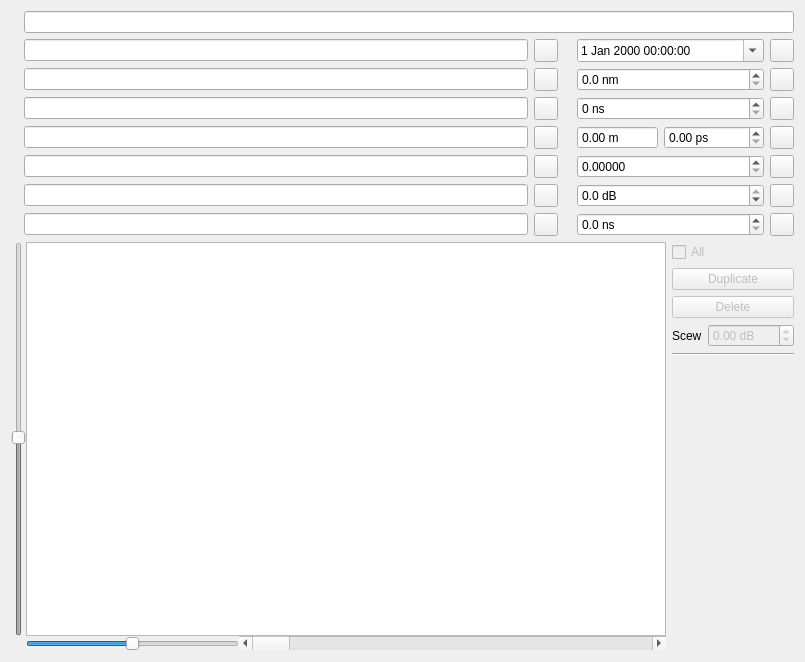
Before: the Qt Designer form gui/reflectogramwidget.ui in agarb7/Profes.SOR, drawn with Qt 5.
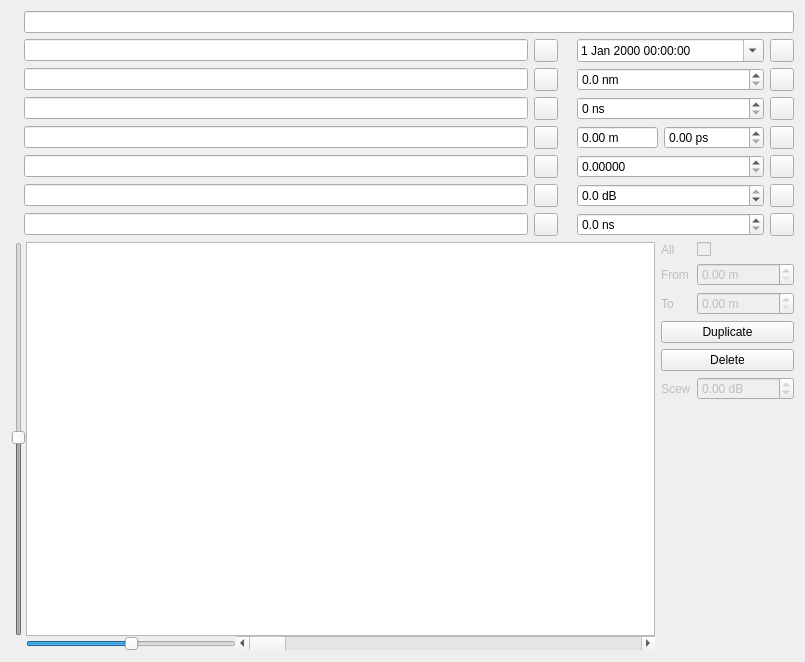
After: the same form once the commit is applied. Custom widgets are drawn as their Qt base class.

Patch:
```diff
--- a/gui/reflectogramwidget.ui
+++ b/gui/reflectogramwidget.ui
@@ -416,10 +416,10 @@
          <item>
           <widget class="QSlider" name="traceHorZoom">
            <property name="minimum">
-            <number>-10</number>
+            <number>-20</number>
            </property>
            <property name="maximum">
-            <number>10</number>
+            <number>20</number>
            </property>
            <property name="pageStep">
             <number>1</number>
@@ -450,47 +450,78 @@
       </layout>
      </item>
      <item>
-      <layout class="QVBoxLayout" name="verticalLayout">
-       <item>
-        <widget class="QCheckBox" name="traceAllCheck">
+      <layout class="QFormLayout" name="formLayout_3">
+       <item row="1" column="0">
+        <widget class="QLabel" name="traceSelFromLabel">
          <property name="enabled">
           <bool>false</bool>
          </property>
          <property name="text">
-          <string>All</string>
+          <string>From</string>
          </property>
         </widget>
        </item>
-       <item>
+       <item row="1" column="1">
+        <widget class="QDoubleSpinBox" name="traceSelFromEdit">
+         <property name="enabled">
+          <bool>false</bool>
+         </property>
+         <property name="suffix">
+          <string> m</string>
+         </property>
+         <property name="maximum">
+          <double>999999999.000000000000000</double>
+         </property>
+        </widget>
+       </item>
+       <item row="2" column="0">
+        <widget class="QLabel" name="traceSelToLabel">
+         <property name="enabled">
+          <bool>false</bool>
+         </property>
+         <property name="text">
+          <string>To</string>
+         </property>
+        </widget>
+       </item>
+       <item row="2" column="1">
+        <widget class="QDoubleSpinBox" name="traceSelToEdit">
+         <property name="enabled">
+          <bool>false</bool>
+         </property>
+         <property name="suffix">
+          <string> m</string>
+         </property>
+         <property name="maximum">
+          <double>999999999.000000000000000</double>
+         </property>
+        </widget>
+       </item>
+       <item row="3" column="0" colspan="2">
         <widget class="QPushButton" name="traceDuplicateBtn">
-         <property name="enabled">
-          <bool>false</bool>
-         </property>
          <property name="text">
           <string>Duplicate</string>
          </property>
         </widget>
        </item>
-       <item>
+       <item row="4" column="0" colspan="2">
         <widget class="QPushButton" name="traceDeleteBtn">
-         <property name="enabled">
-          <bool>false</bool>
-         </property>
          <property name="text">
           <string>Delete</string>
          </property>
         </widget>
        </item>
-       <item>
-        <layout class="QHBoxLayout" name="horizontalLayout_18">
-         <item>
+       <item row="5" column="0">
           <widget class="QLabel" name="traceScewLabel">
+         <property name="enabled">
+          <bool>false</bool>
+         </property>
            <property name="text">
             <string>Scew</string>
            </property>
           </widget>
          </item>
-         <item>
+       <item row="5" column="1">
           <widget class="QDoubleSpinBox" name="traceScewEdit">
            <property name="enabled">
             <bool>false</bool>
@@ -506,27 +537,22 @@
            </property>
           </widget>
          </item>
-        </layout>
-       </item>
-       <item>
-        <widget class="Line" name="line">
-         <property name="orientation">
-          <enum>Qt::Horizontal</enum>
+       <item row="0" column="0">
+        <widget class="QLabel" name="traceAllLabel">
+         <property name="enabled">
+          <bool>false</bool>
          </property>
+         <property name="text">
+          <string>All</string>
+         </property>
         </widget>
        </item>
-       <item>
-        <spacer name="verticalSpacer">
-         <property name="orientation">
-          <enum>Qt::Vertical</enum>
+       <item row="0" column="1">
+        <widget class="QCheckBox" name="traceAllCheck_2">
+         <property name="enabled">
+          <bool>false</bool>
          </property>
-         <property name="sizeHint" stdset="0">
-          <size>
-           <width>20</width>
-           <height>40</height>
-          </size>
-         </property>
-        </spacer>
+        </widget>
        </item>
       </layout>
      </item>
```
Left out of the diff: 45 changed lines with no effect on the pictures. Lines whose indentation alone changed are shown as unchanged.
